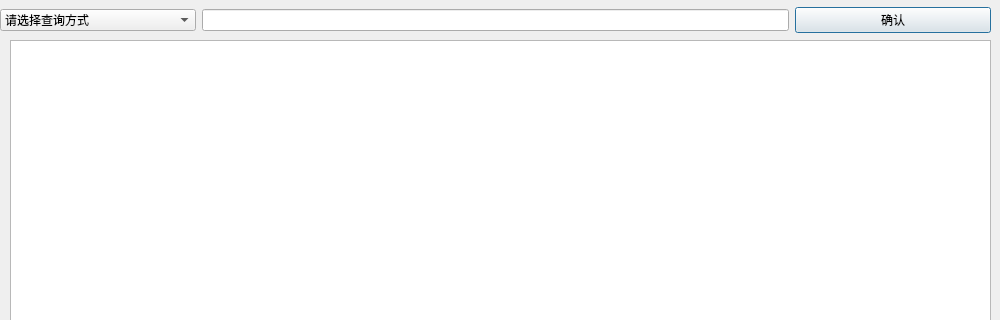
Old version of the form search.ui in the repository bjutyk/qt-movie_search; both pictures show x 0 to 1000 and y 0 to 320 of the 1000 by 500 pixel window.
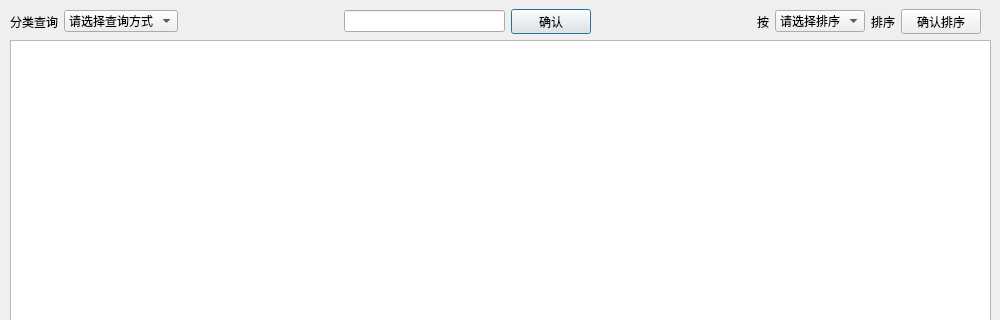
New version of the form.

Patch:
```diff
--- a/search.ui
+++ b/search.ui
@@ -13,16 +13,36 @@
   <property name="windowTitle">
    <string>Dialog</string>
   </property>
-  <widget class="QWidget" name="layoutWidget">
+  <widget class="QTableView" name="tableView">
    <property name="geometry">
     <rect>
-     <x>0</x>
-     <y>0</y>
-     <width>991</width>
-     <height>41</height>
+     <x>10</x>
+     <y>40</y>
+     <width>981</width>
+     <height>451</height>
     </rect>
    </property>
-   <layout class="QHBoxLayout" name="horizontalLayout" stretch="2,6,2">
+   <property name="editTriggers">
+    <set>QAbstractItemView::NoEditTriggers</set>
+   </property>
+  </widget>
+  <widget class="QWidget" name="">
+   <property name="geometry">
+    <rect>
+     <x>10</x>
+     <y>9</y>
+     <width>971</width>
+     <height>25</height>
+    </rect>
+   </property>
+   <layout class="QHBoxLayout" name="horizontalLayout">
+    <item>
+     <widget class="QLabel" name="label">
+      <property name="text">
+       <string>分类查询</string>
+      </property>
+     </widget>
+    </item>
     <item>
      <widget class="QComboBox" name="comboBox_method">
       <item>
@@ -82,6 +102,19 @@
       </item>
      </widget>
     </item>
+    <item>
+     <spacer name="horizontalSpacer">
+      <property name="orientation">
+       <enum>Qt::Horizontal</enum>
+      </property>
+      <property name="sizeHint" stdset="0">
+       <size>
+        <width>40</width>
+        <height>20</height>
+       </size>
+      </property>
+     </spacer>
+    </item>
     <item>
      <widget class="QLineEdit" name="lineEdit_search"/>
     </item>
@@ -92,6 +125,54 @@
       </property>
      </widget>
     </item>
+    <item>
+     <spacer name="horizontalSpacer_2">
+      <property name="orientation">
+       <enum>Qt::Horizontal</enum>
+      </property>
+      <property name="sizeHint" stdset="0">
+       <size>
+        <width>40</width>
+        <height>20</height>
+       </size>
+      </property>
+     </spacer>
+    </item>
+    <item>
+     <widget class="QLabel" name="label_2">
+      <property name="text">
+       <string>按</string>
+      </property>
+     </widget>
+    </item>
+    <item>
+     <widget class="QComboBox" name="comboBox_sorting">
+      <item>
+       <property name="text">
+        <string>请选择排序</string>
+       </property>
+      </item>
+      <item>
+       <property name="text">
+        <string>评分</string>
+       </property>
+      </item>
+     </widget>
+    </item>
+    <item>
+     <widget class="QLabel" name="label_3">
+      <property name="text">
+       <string>排序</string>
+      </property>
+     </widget>
+    </item>
+    <item>
+     <widget class="QPushButton" name="pushButton_sorting">
+      <property name="text">
+       <string>确认排序</string>
+      </property>
+     </widget>
+    </item>
    </layout>
   </widget>
   <widget class="QTableView" name="tableView">
```
Left out of the diff: 10 changed lines with no effect on the pictures.
